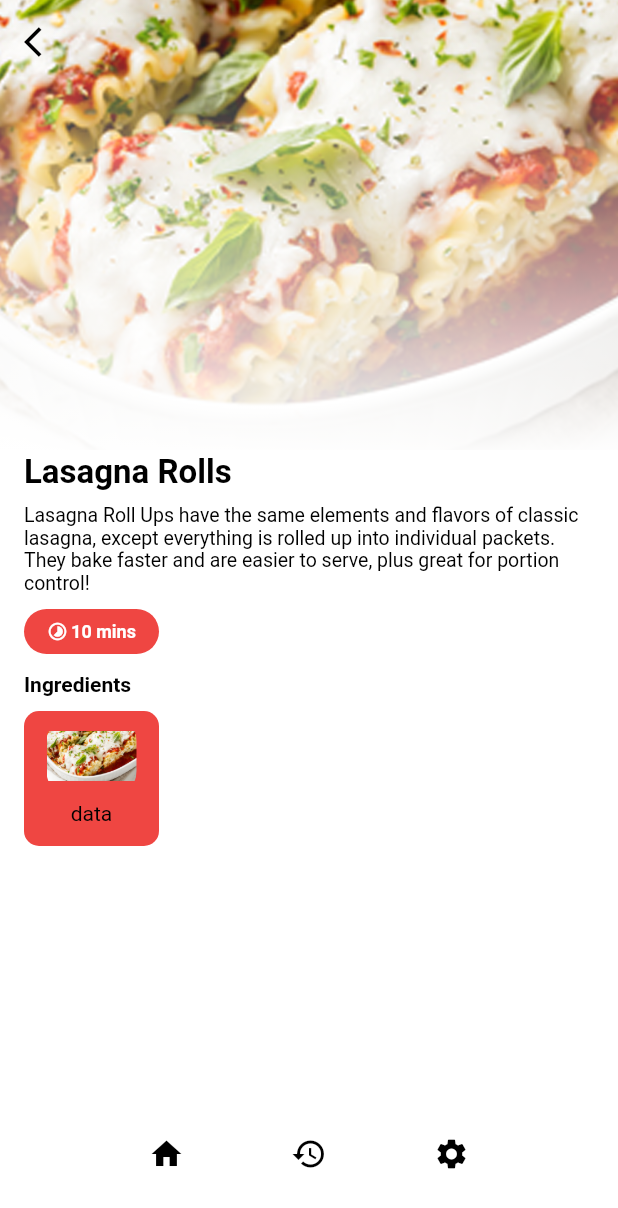
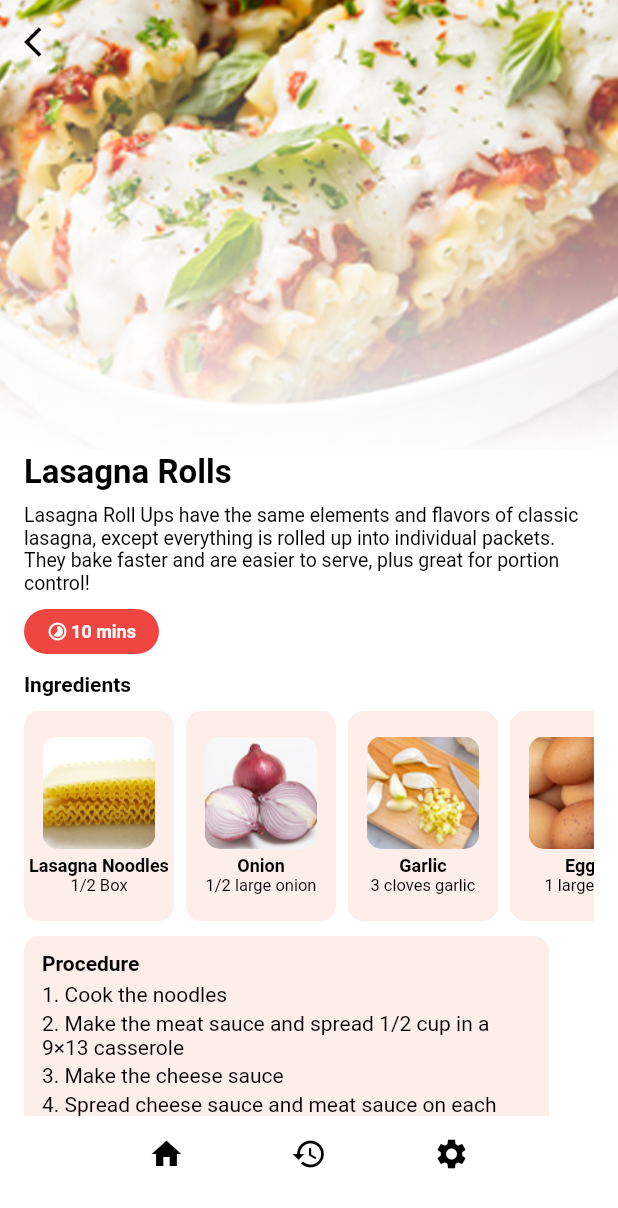
Before and after one commit to kylsnchz12/Soft-Eng, a Flutter app: the DishInfo screen opened directly, on a phone screen of 412 x 824 dp. Shown: the top 1208 px of the screen. Run offline on Flutter 3.47's test engine with Material 2 defaults, Android fonts, the phone set to English and light mode, and no system bars.

Commit message:
dish details

```diff
--- a/soft_eng/lib/dish_info.dart
+++ b/soft_eng/lib/dish_info.dart
@@ -1,5 +1,7 @@
 import 'package:flutter/material.dart';
 import 'package:soft_eng/finder_page.dart';
+import 'package:soft_eng/ingredients_json.dart';
+import 'package:soft_eng/lasagna_json.dart';
 import 'package:soft_eng/main_json.dart';
 
 class DishInfo extends StatefulWidget {
@@ -20,9 +22,9 @@ class _DishInfoState extends State<DishInfo> {
 
   Widget getBody() {
     var size = MediaQuery.of(context).size;
-    return Padding(
+    return SingleChildScrollView(
+      child: Padding(
         padding: const EdgeInsets.only(bottom: 10),
-      child: SingleChildScrollView(
         child: Stack(children: <Widget>[
           SizedBox(
             width: size.height - 80,
@@ -104,39 +106,114 @@ class _DishInfoState extends State<DishInfo> {
                             color: Colors.black, fontWeight: FontWeight.bold),
                       ),
                       const SizedBox(height: 10),
-                      Row(
-                        children: [
-                          Container(
-                              height: 90,
-                              width: 90,
+                      SingleChildScrollView(
+                        scrollDirection: Axis.horizontal,
+                        child: Row(
+                            children: List.generate(lasagnaIngredients.length,
+                                (index) {
+                          return Padding(
+                            padding: const EdgeInsets.only(right: 8),
+                            child: Container(
+                                height: 140,
+                                width: 100,
                                 decoration: BoxDecoration(
-                                  color: const Color(0xFFef4642),
+                                    color: const Color(0xFFfdeeea),
                                     borderRadius: BorderRadius.circular(10)),
                                 child: Center(
                                   child: Column(
+                                    mainAxisAlignment: MainAxisAlignment.center,
+                                    crossAxisAlignment:
+                                        CrossAxisAlignment.center,
                                     children: [
                                       Container(
-                                      width: 60,
-                                      height: 60,
+                                        width: 75,
+                                        height: 75,
                                         decoration: BoxDecoration(
                                             borderRadius:
-                                              BorderRadius.circular(20),
-                                          image: const DecorationImage(
+                                                BorderRadius.circular(10),
+                                            image: DecorationImage(
                                                 image: AssetImage(
-                                                  "assets/images/dish1.png"))),
+                                                    lasagnaIngredients[index]
+                                                        ['img']))),
                                       ),
+                                      const SizedBox(height: 4),
+                                      Column(
+                                        crossAxisAlignment:
+                                            CrossAxisAlignment.center,
+                                        mainAxisAlignment:
+                                            MainAxisAlignment.center,
+                                        children: [
+                                          Text(
+                                            lasagnaIngredients[index]['name'],
+                                            style: const TextStyle(
+                                                color: Colors.black,
+                                                fontWeight: FontWeight.bold,
+                                                fontSize: 12),
+                                            textAlign: TextAlign.center,
+                                          ),
+                                          Text(
+                                            lasagnaIngredients[index]
+                                                ['details'],
+                                            style: const TextStyle(
+                                                color: Colors.black,
+                                                fontWeight: FontWeight.normal,
+                                                fontSize: 11),
+                                            textAlign: TextAlign.center,
+                                          ),
+                                        ],
+                                      ),
+                                    ],
+                                  ),
+                                )),
+                          );
+                        })),
+                      ),
+                      const SizedBox(height: 10),
+                      Container(
+                        width: 350,
+                        height: 219,
+                        decoration: BoxDecoration(
+                            color: const Color(0xFFfdeeea),
+                            borderRadius: BorderRadius.circular(10)),
+                        child: Padding(
+                          padding: const EdgeInsets.only(
+                              left: 12, right: 12, top: 10, bottom: 10),
+                          child: Column(
+                            crossAxisAlignment: CrossAxisAlignment.start,
+                            children: [
                               const Text(
-                                      "data",
-                                      style: TextStyle(color: Colors.black),
+                                "Procedure",
+                                style: TextStyle(
+                                    color: Colors.black,
+                                    fontWeight: FontWeight.bold,
+                                    fontSize: 14),
+                              ),
+                              const SizedBox(height: 5),
+                              Column(
+                                crossAxisAlignment: CrossAxisAlignment.start,
+                                children: List.generate(lasagnaProcedure.length,
+                                    (index) {
+                                  return Column(
+                                    children: [
+                                      Text(
+                                        lasagnaProcedure[index],
+                                        style: const TextStyle(
+                                            color: Colors.black,
+                                            fontWeight: FontWeight.normal,
+                                            fontSize: 14),
+                                      ),
+                                      const SizedBox(height: 3)
+                                    ],
+                                  );
+                                }),
+                              ),
+                            ],
+                          ),
+                        ),
                       )
                     ],
                   ),
-                              ))
-                        ],
-                      )
-                    ],
                 ),
-                )
               ],
             ),
           ),
--- /dev/null
+++ b/soft_eng/lib/lasagna_json.dart
@@ -0,0 +1,35 @@
+List lasagnaIngredients = [
+  {
+    "name": "Lasagna Noodles",
+    "details": "1/2 Box",
+    "img": "assets/images/ingredients1.png"
+  },
+  {
+    "name": "Onion",
+    "details": "1/2 large onion",
+    "img": "assets/images/ingredient2.png"
+  },
+  {
+    "name": "Garlic",
+    "details": "3 cloves garlic",
+    "img": "assets/images/ingredient3.png"
+  },
+  {
+    "name": "Eggs",
+    "details": "1 large egg",
+    "img": "assets/images/ingredient4.png"
+  },
+  {
+    "name": "Ground Beef",
+    "details": "1 pound ground beef",
+    "img": "assets/images/ingredient5.png"
+  },
+];
+
+List lasagnaProcedure = [
+  "1. Cook the noodles",
+  "2. Make the meat sauce and spread 1/2 cup in a 9×13 casserole",
+  "3. Make the cheese sauce",
+  "4. Spread cheese sauce and meat sauce on each noodle.",
+  "5. Roll up noodles, transfer to the casserole dish, spread with remaining meat sauce and mozzarella, then cover and bake."
+];
```
Also changed, not shown: soft_eng/assets/images/ingredient2.png (added), soft_eng/assets/images/ingredient3.png (added), soft_eng/assets/images/ingredient4.png (added), soft_eng/assets/images/ingredient5.png (added), soft_eng/assets/images/ingredients1.png (added). Lines whose indentation alone changed are shown as unchanged.
